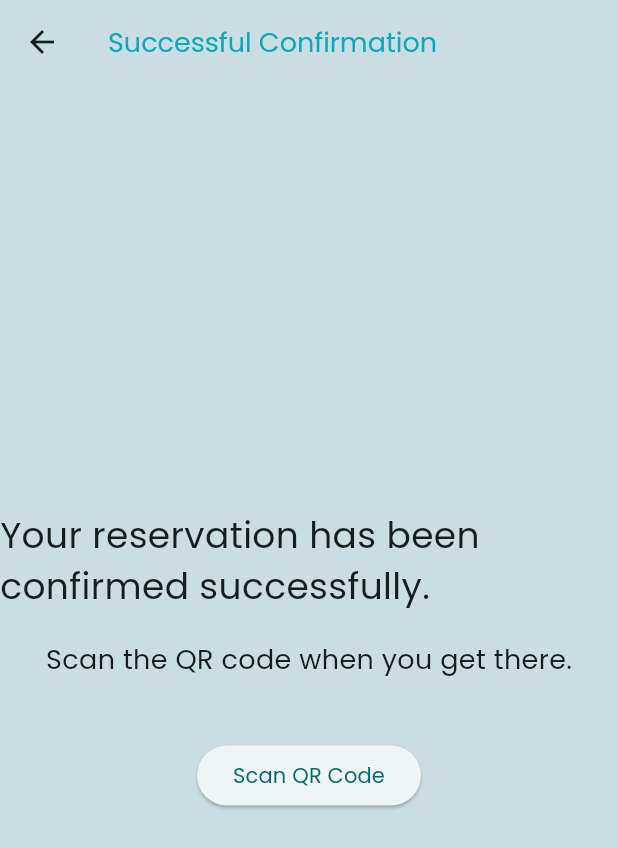
After one commit to bassma734/rentingebike, a Flutter app: the SuccessfulConfirmationPage screen opened directly, on a phone screen of 412 x 824 dp. The commit adds this screen. Shown: the top 848 px of the screen. Run offline on Flutter 3.47's test engine with Material 3 defaults, Android fonts, the phone set to English and light mode, and no system bars; our stand-ins replace firebase_auth, firebase_core, font_awesome_flutter, google_sign_in; missing offline and left inert: qr_mobile_vision; accounts and stored records are empty; generated files the repository leaves out were written again.

Commit message:
"update 2"

```diff
--- /dev/null
+++ b/lib/logging.dart
@@ -0,0 +1,3 @@
+import 'package:logging/logging.dart';
+
+final Logger logger = Logger('MyApp');
--- a/lib/pages/reservation_form_page.dart
+++ b/lib/pages/reservation_form_page.dart
@@ -1,7 +1,7 @@
 // reservation_form_page.dart
 import 'package:flutter/material.dart';
 import '../pages/ebike_model.dart';
-import '../pages/scan_qr_code_page.dart';
+import 'successful_confirmation.dart';
 
 class ReservationFormPage extends StatefulWidget {
   final Ebike ebike;
@@ -79,7 +79,7 @@ class ReservationFormPageState extends State<ReservationFormPage> {
                       ? () {
                           Navigator.push(
                             context,
-                            MaterialPageRoute(builder: (context) => const ScanQRCodePage()),
+                            MaterialPageRoute(builder: (context) => const SuccessfulConfirmationPage()),
                           );
                         }
                       : null,
--- /dev/null
+++ b/lib/pages/successful_confirmation.dart
@@ -0,0 +1,43 @@
+import 'package:flutter/material.dart';
+import 'package:renting_app/pages/scan_qr_code_page.dart';
+
+class SuccessfulConfirmationPage extends StatelessWidget {
+  const SuccessfulConfirmationPage({super.key});
+
+  @override
+  Widget build(BuildContext context) {
+    return Scaffold(
+      appBar: AppBar(
+        title: const Text('Successful Confirmation'),
+      ),
+      body: Center(
+        child: Column(
+          mainAxisAlignment: MainAxisAlignment.center,
+          children: [
+            const Text(
+              'Your reservation has been confirmed successfully.',
+              style: TextStyle(fontSize: 24),
+            ),
+            const SizedBox(height : 20), // Removed problematic characters from here
+            const Text(
+              'Scan the QR code when you get there.',
+              style: TextStyle(fontSize: 18),
+            ),
+            const SizedBox(height : 40), // Removed problematic characters from here
+            ElevatedButton(
+              onPressed: () {
+                Navigator.push(
+                  context,
+                  MaterialPageRoute(
+                    builder: (context) => const ScanQRCodePage(),
+                  ),
+                );
+              },
+              child: const Text('Scan QR Code'),
+            ),
+          ],
+        ),
+      ),
+    );
+  }
+}
--- a/pubspec.yaml
+++ b/pubspec.yaml
@@ -47,11 +47,14 @@ dependencies:
   firebase_core: ^2.24.2
   firebase_auth: ^4.17.5
   google_sign_in: ^6.2.1
+  qr_mobile_vision: ^5.0.1
+  logging: ^1.2.0
 
 
 dev_dependencies:
   flutter_test:
     sdk: flutter
+
 
   # The "flutter_lints" package below contains a set of recommended lints to
   # encourage good coding practices. The lint set provided by the package is
```
Also changed, not shown: lib/pages/ebike_list_page.dart (+4 -4 lines), lib/pages/main_page.dart (+3 -6 lines), lib/pages/money_time_counter_page.dart (added, +60 -0 lines), lib/pages/scan_qr_code_page.dart (+32 -9 lines), pubspec.lock.
